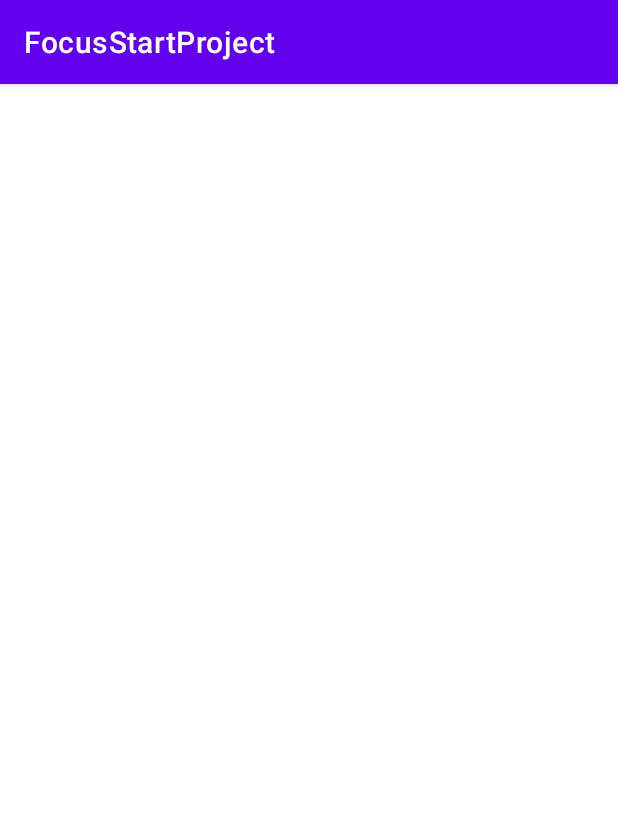
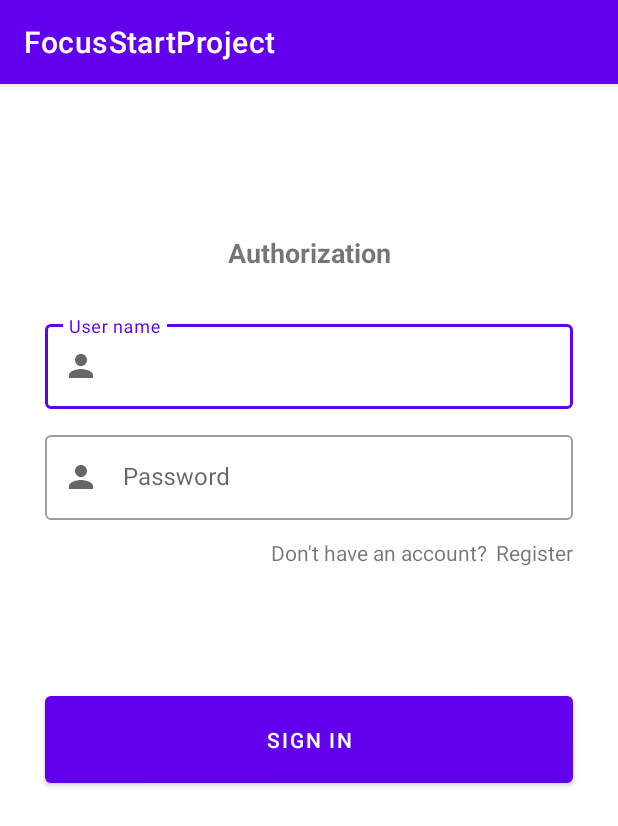
Before and after one commit to rbmaya/CFT-Focus-Start-Project, an Android app: the screen it shows after launch (MainActivity), on a phone screen of 412 x 824 dp. Shown: the top 826 px of the screen. Run offline under Robolectric (Android 15) with nearby library versions, the phone set to English and light mode, and no system bars; our stand-ins replace Dagger/Hilt's generated code; libraries missing offline, so code that uses them is left out: by.kirich1409.viewbindingdelegate; 1 statement that could not run was skipped.

Commit message:
Добавила фрагмент авторизации

```diff
--- a/app/build.gradle
+++ b/app/build.gradle
@@ -19,7 +19,9 @@ android {
 
         testInstrumentationRunner "androidx.test.runner.AndroidJUnitRunner"
     }
-
+    buildFeatures {
+        viewBinding true
+    }
     buildTypes {
         release {
             minifyEnabled false
@@ -41,6 +43,7 @@ dependencies {
     implementation 'androidx.appcompat:appcompat:1.4.0'
     implementation 'com.google.android.material:material:1.4.0'
     implementation 'androidx.constraintlayout:constraintlayout:2.1.2'
+    implementation 'androidx.legacy:legacy-support-v4:1.0.0'
     testImplementation 'junit:junit:4.+'
     androidTestImplementation 'androidx.test.ext:junit:1.1.3'
     androidTestImplementation 'androidx.test.espresso:espresso-core:3.4.0'
--- a/app/src/main/AndroidManifest.xml
+++ b/app/src/main/AndroidManifest.xml
@@ -3,6 +3,7 @@
     package="com.nsu.focusstartproject">
 
     <application
+        android:name=".app.App"
         android:allowBackup="true"
         android:icon="@mipmap/ic_launcher"
         android:label="@string/app_name"
@@ -10,7 +11,8 @@
         android:supportsRtl="true"
         android:theme="@style/Theme.FocusStartProject">
         <activity
-            android:name=".MainActivity"
+            android:name=".presentation.MainActivity"
+            android:windowSoftInputMode="adjustResize"
             android:exported="true">
             <intent-filter>
                 <action android:name="android.intent.action.MAIN" />
--- a/app/src/main/java/com/nsu/focusstartproject/MainActivity.kt
+++ /dev/null
@@ -1,11 +0,0 @@
-package com.nsu.focusstartproject
-
-import androidx.appcompat.app.AppCompatActivity
-import android.os.Bundle
-
-class MainActivity : AppCompatActivity() {
-    override fun onCreate(savedInstanceState: Bundle?) {
-        super.onCreate(savedInstanceState)
-        setContentView(R.layout.activity_main)
-    }
-}
--- /dev/null
+++ b/app/src/main/java/com/nsu/focusstartproject/app/App.kt
@@ -0,0 +1,7 @@
+package com.nsu.focusstartproject.app
+
+import android.app.Application
+import dagger.hilt.android.HiltAndroidApp
+
+@HiltAndroidApp
+class App: Application()
--- /dev/null
+++ b/app/src/main/java/com/nsu/focusstartproject/presentation/MainActivity.kt
@@ -0,0 +1,11 @@
+package com.nsu.focusstartproject.presentation
+
+import androidx.appcompat.app.AppCompatActivity
+import android.os.Bundle
+import com.nsu.focusstartproject.R
+import dagger.hilt.android.AndroidEntryPoint
+
+@AndroidEntryPoint
+class MainActivity : AppCompatActivity(R.layout.activity_main) {
+
+}
--- /dev/null
+++ b/app/src/main/java/com/nsu/focusstartproject/presentation/no_auth_user_screens/authorization/AuthFragment.kt
@@ -0,0 +1,30 @@
+package com.nsu.focusstartproject.presentation.no_auth_user_screens.authorization
+
+import android.os.Bundle
+import android.view.View
+import androidx.fragment.app.Fragment
+import androidx.fragment.app.viewModels
+import by.kirich1409.viewbindingdelegate.viewBinding
+import com.nsu.focusstartproject.R
+import com.nsu.focusstartproject.databinding.AuthFragmentBinding
+import dagger.hilt.android.AndroidEntryPoint
+
+@AndroidEntryPoint
+class AuthFragment : Fragment(R.layout.auth_fragment) {
+
+    private val viewModel: AuthViewModel by viewModels()
+    private val binding: AuthFragmentBinding by viewBinding()
+
+    override fun onViewCreated(view: View, savedInstanceState: Bundle?) {
+        super.onViewCreated(view, savedInstanceState)
+
+        binding.apply {
+            signInButton.setOnClickListener {
+
+            }
+        }
+    }
+
+
+
+}
--- /dev/null
+++ b/app/src/main/java/com/nsu/focusstartproject/presentation/no_auth_user_screens/authorization/AuthViewModel.kt
@@ -0,0 +1,10 @@
+package com.nsu.focusstartproject.presentation.no_auth_user_screens.authorization
+
+import androidx.lifecycle.ViewModel
+import dagger.hilt.android.lifecycle.HiltViewModel
+import javax.inject.Inject
+
+@HiltViewModel
+class AuthViewModel @Inject constructor(): ViewModel() {
+
+}
--- /dev/null
+++ b/app/src/main/res/drawable/ic_password.xml
@@ -0,0 +1,10 @@
+<vector xmlns:android="http://schemas.android.com/apk/res/android"
+    android:width="24dp"
+    android:height="24dp"
+    android:viewportWidth="24"
+    android:viewportHeight="24"
+    android:tint="?attr/colorControlNormal">
+  <path
+      android:fillColor="@android:color/white"
+      android:pathData="M12,12c2.21,0 4,-1.79 4,-4s-1.79,-4 -4,-4 -4,1.79 -4,4 1.79,4 4,4zM12,14c-2.67,0 -8,1.34 -8,4v2h16v-2c0,-2.66 -5.33,-4 -8,-4z"/>
+</vector>
--- /dev/null
+++ b/app/src/main/res/drawable/ic_user.xml
@@ -0,0 +1,10 @@
+<vector xmlns:android="http://schemas.android.com/apk/res/android"
+    android:width="24dp"
+    android:height="24dp"
+    android:viewportWidth="24"
+    android:viewportHeight="24"
+    android:tint="?attr/colorControlNormal">
+  <path
+      android:fillColor="@android:color/white"
+      android:pathData="M12,12c2.21,0 4,-1.79 4,-4s-1.79,-4 -4,-4 -4,1.79 -4,4 1.79,4 4,4zM12,14c-2.67,0 -8,1.34 -8,4v2h16v-2c0,-2.66 -5.33,-4 -8,-4z"/>
+</vector>
--- a/app/src/main/res/layout/activity_main.xml
+++ b/app/src/main/res/layout/activity_main.xml
@@ -4,8 +4,15 @@
     xmlns:tools="http://schemas.android.com/tools"
     android:layout_width="match_parent"
     android:layout_height="match_parent"
-    tools:context=".MainActivity">
+    tools:context=".presentation.MainActivity">
 
-
+    <androidx.fragment.app.FragmentContainerView
+        android:id="@+id/main_fragment_container"
+        android:layout_width="match_parent"
+        android:layout_height="match_parent"
+        android:name="androidx.navigation.fragment.NavHostFragment"
+        app:defaultNavHost="true"
+        app:navGraph="@navigation/main_nav_graph"
+        />
 
 </FrameLayout>
--- /dev/null
+++ b/app/src/main/res/layout/auth_fragment.xml
@@ -0,0 +1,122 @@
+<?xml version="1.0" encoding="utf-8"?>
+<FrameLayout xmlns:android="http://schemas.android.com/apk/res/android"
+    xmlns:app="http://schemas.android.com/apk/res-auto"
+    xmlns:tools="http://schemas.android.com/tools"
+    android:layout_width="match_parent"
+    android:layout_height="match_parent"
+    tools:context=".presentation.no_auth_user_screens.authorization.AuthFragment">
+
+    <androidx.core.widget.NestedScrollView
+        android:layout_width="match_parent"
+        android:layout_height="match_parent"
+        android:fillViewport="true">
+
+        <androidx.constraintlayout.widget.ConstraintLayout
+            android:layout_width="match_parent"
+            android:layout_height="match_parent">
+
+            <TextView
+                android:id="@+id/title"
+                style="@style/NormalText.Bold"
+                android:layout_width="wrap_content"
+                android:layout_height="wrap_content"
+                android:layout_marginTop="@dimen/top_margin_title"
+                android:layout_marginBottom="@dimen/bottom_margin_title"
+                android:text="@string/authorization_text"
+                app:layout_constraintBottom_toTopOf="@id/username_layout"
+                app:layout_constraintEnd_toEndOf="parent"
+                app:layout_constraintStart_toStartOf="parent"
+                app:layout_constraintTop_toTopOf="parent" />
+
+            <com.google.android.material.textfield.TextInputLayout
+                android:id="@+id/username_layout"
+                style="@style/Widget.MaterialComponents.TextInputLayout.OutlinedBox"
+                android:layout_width="match_parent"
+                android:layout_height="wrap_content"
+                android:layout_marginHorizontal="@dimen/horizontal_margin_fields"
+                android:hint="@string/username"
+                app:layout_constraintBottom_toTopOf="@id/password_layout"
+                app:layout_constraintEnd_toEndOf="parent"
+                app:layout_constraintStart_toStartOf="parent"
+                app:layout_constraintTop_toBottomOf="@+id/title"
+                app:startIconDrawable="@drawable/ic_user">
+
+                <com.google.android.material.textfield.TextInputEditText
+                    android:id="@+id/username"
+                    android:layout_width="match_parent"
+                    android:layout_height="wrap_content"
+                    android:inputType="textEmailAddress"
+                    android:textAlignment="textStart" />
+
+            </com.google.android.material.textfield.TextInputLayout>
+
+            <com.google.android.material.textfield.TextInputLayout
+                android:id="@+id/password_layout"
+                style="@style/Widget.MaterialComponents.TextInputLayout.OutlinedBox"
+                android:layout_width="match_parent"
+                android:layout_height="wrap_content"
+                android:layout_marginHorizontal="@dimen/horizontal_margin_fields"
+                android:layout_marginVertical="@dimen/vertical_margin_fields"
+                android:hint="@string/password"
+                app:layout_constraintBottom_toTopOf="@id/register_label"
+                app:layout_constraintEnd_toEndOf="parent"
+                app:layout_constraintStart_toStartOf="parent"
+                app:layout_constraintTop_toBottomOf="@+id/username_layout"
+                app:startIconDrawable="@drawable/ic_password">
+
+                <com.google.android.material.textfield.TextInputEditText
+                    android:id="@+id/password"
+                    android:layout_width="match_parent"
+                    android:layout_height="wrap_content"
+                    android:inputType="textPassword"
+                    android:textAlignment="textStart" />
+            </com.google.android.material.textfield.TextInputLayout>
+
+            <TextView
+                android:id="@+id/register_button"
+                android:layout_width="wrap_content"
+                android:layout_height="wrap_content"
+                android:layout_marginTop="@dimen/vertical_margin_fields"
+                android:clickable="true"
+                android:layout_marginEnd="@dimen/horizontal_margin_fields"
+                android:focusable="true"
+                android:text="@string/register_text"
+                app:layout_constraintEnd_toEndOf="parent"
+                app:layout_constraintTop_toBottomOf="@id/password_layout" />
+
+            <TextView
+                android:id="@+id/register_label"
+                android:layout_width="wrap_content"
+                android:layout_height="wrap_content"
+                android:layout_marginTop="@dimen/vertical_margin_fields"
+                android:text="@string/do_not_have_an_account_text"
+                android:layout_marginEnd="@dimen/margin_text"
+                app:layout_constraintEnd_toStartOf="@+id/register_button"
+                app:layout_constraintTop_toBottomOf="@id/password_layout" />
+
+            <Button
+                android:id="@+id/sign_in_button"
+                android:layout_width="match_parent"
+                android:layout_height="@dimen/button_size"
+                android:layout_marginHorizontal="@dimen/horizontal_margin_fields"
+                android:layout_marginTop="@dimen/top_margin_button"
+                android:text="@string/sign_in"
+                app:layout_constraintEnd_toEndOf="parent"
+                app:layout_constraintStart_toStartOf="parent"
+                app:layout_constraintTop_toBottomOf="@id/register_label" />
+
+        </androidx.constraintlayout.widget.ConstraintLayout>
+
+    </androidx.core.widget.NestedScrollView>
+
+    <com.google.android.material.progressindicator.CircularProgressIndicator
+        android:id="@+id/authorization_progress_bar"
+        android:layout_width="wrap_content"
+        android:layout_height="wrap_content"
+        android:layout_gravity="center"
+        android:indeterminate="true"
+        android:visibility="gone"
+        app:trackCornerRadius="8dp"
+        app:trackThickness="6dp" />
+
+</FrameLayout>
--- /dev/null
+++ b/app/src/main/res/navigation/main_nav_graph.xml
@@ -0,0 +1,13 @@
+<?xml version="1.0" encoding="utf-8"?>
+<navigation xmlns:android="http://schemas.android.com/apk/res/android"
+    xmlns:app="http://schemas.android.com/apk/res-auto"
+    xmlns:tools="http://schemas.android.com/tools"
+    android:id="@+id/main_nav_graph"
+    app:startDestination="@id/authFragment">
+
+    <fragment
+        android:id="@+id/authFragment"
+        android:name="com.nsu.focusstartproject.presentation.no_auth_user_screens.authorization.AuthFragment"
+        android:label="auth_fragment"
+        tools:layout="@layout/auth_fragment" />
+</navigation>
--- /dev/null
+++ b/app/src/main/res/values/dimens.xml
@@ -0,0 +1,10 @@
+<?xml version="1.0" encoding="utf-8"?>
+<resources>
+    <item name="vertical_margin_fields" type="dimen">12dp</item>
+    <item name="horizontal_margin_fields" type="dimen">30dp</item>
+    <item name="bottom_margin_title" type="dimen">30dp</item>
+    <item name="top_margin_title" type="dimen">100dp</item>
+    <item name="margin_text" type="dimen">6dp</item>
+    <item name="top_margin_button" type="dimen">80dp</item>
+    <item name="button_size" type="dimen">70dp</item>
+</resources>
--- a/app/src/main/res/values/strings.xml
+++ b/app/src/main/res/values/strings.xml
@@ -1,3 +1,9 @@
 <resources>
     <string name="app_name">FocusStartProject</string>
+    <string name="authorization_text">Authorization</string>
+    <string name="username">User name</string>
+    <string name="password">Password</string>
+    <string name="do_not_have_an_account_text">Don\'t have an account?</string>
+    <string name="register_text">Register</string>
+    <string name="sign_in">Sign in</string>
 </resources>
--- /dev/null
+++ b/app/src/main/res/values/styles.xml
@@ -0,0 +1,11 @@
+<?xml version="1.0" encoding="utf-8"?>
+<resources>
+    <style name="NormalText">
+        <item name="android:textSize">18sp</item>
+    </style>
+
+    <style name="NormalText.Bold">
+        <item name="android:textStyle">bold</item>
+    </style>
+
+</resources>
```
